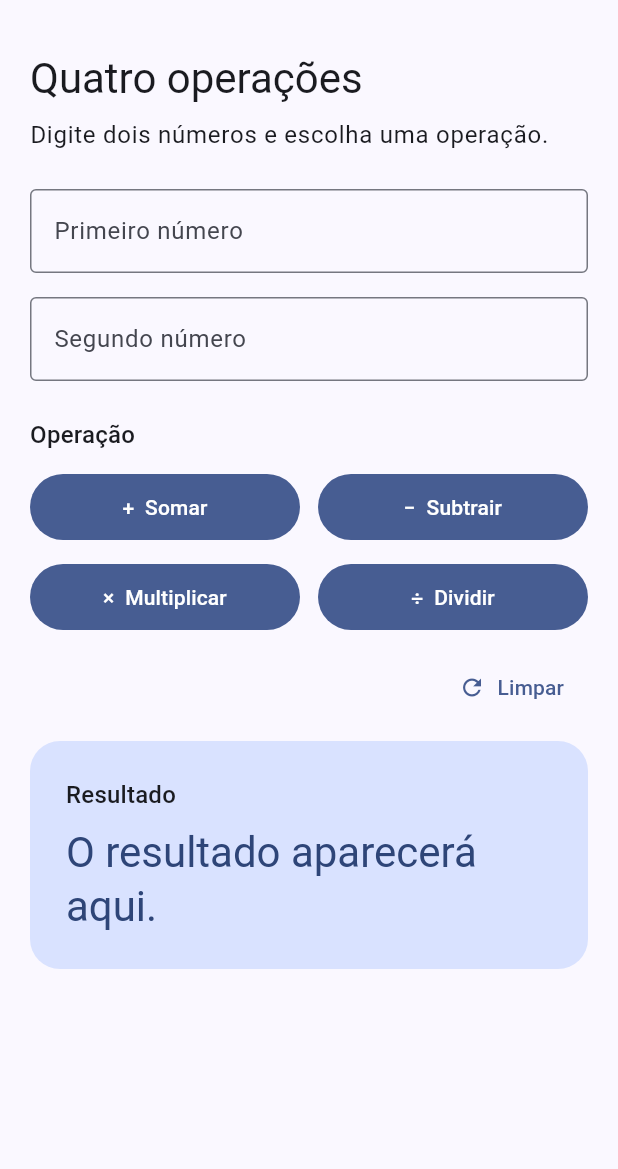
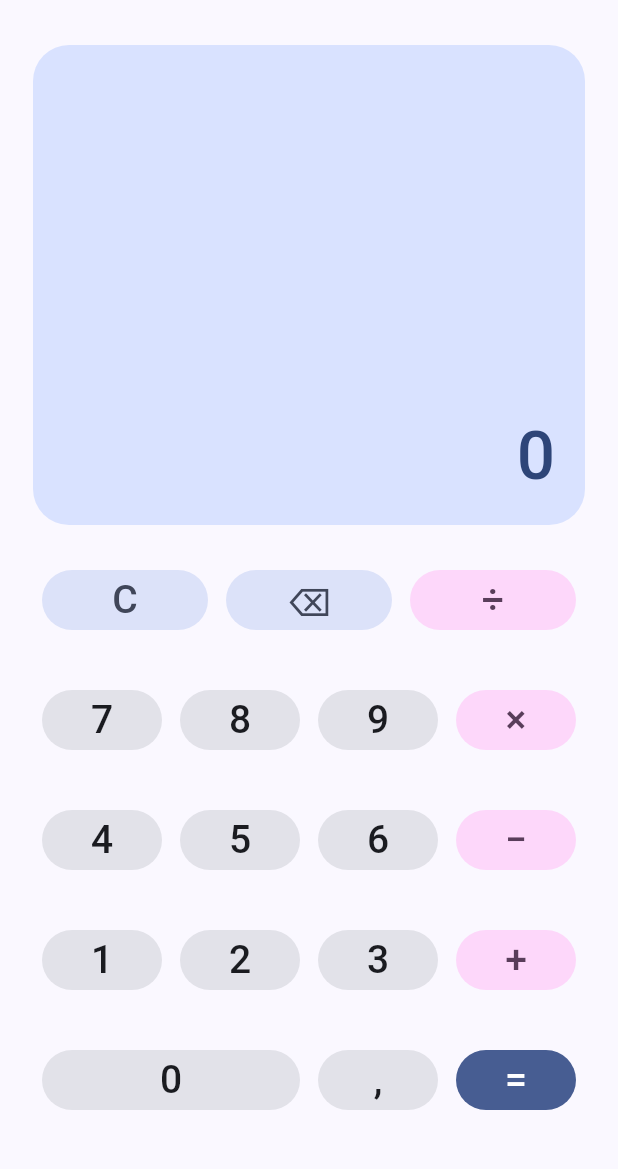
Before and after one commit to Marllonlp/gerenciamento-de-estado, a Flutter app: the screen it shows after launch, on a phone screen of 412 x 824 dp, the part 63-1232 px from its top. Run offline on Flutter 3.47's test engine with Material 3 defaults, Android fonts, the phone set to English and light mode, and no system bars.

Commit message:
Gereciamento de estado

```diff
--- a/lib/calculator/calculator_page.dart
+++ b/lib/calculator/calculator_page.dart
@@ -10,165 +10,127 @@ class CalculatorPage extends StatefulWidget {
 }
 
 class _CalculatorPageState extends State<CalculatorPage> {
-  final _firstController = TextEditingController();
-  final _secondController = TextEditingController();
+  static const _maxDigits = 15;
 
-  CalculationResult? _calculation;
+  String _display = '0'; // número que está sendo digitado / resultado
+  String _expression = ''; // ex.: "12 + "
+  String? _firstOperand;
+  Operation? _operation;
+  bool _startNewNumber = false;
+  String? _error;
 
-  @override
-  void dispose() {
-    _firstController.dispose();
-    _secondController.dispose();
-    super.dispose();
+  void _reset() {
+    _display = '0';
+    _expression = '';
+    _firstOperand = null;
+    _operation = null;
+    _startNewNumber = false;
+    _error = null;
   }
 
-  void _clearOutput() {
-    if (_calculation == null) return;
-    setState(() => _calculation = null);
+  void _showError(String message) {
+    _reset();
+    _error = message;
   }
 
-  void _clearAll() {
-    _firstController.clear();
-    _secondController.clear();
-    setState(() => _calculation = null);
+  // ---------- Ações do teclado ----------
+
+  void _onDigit(String digit) {
+    setState(() {
+      if (_error != null) _reset();
+      if (_startNewNumber || _display == '0') {
+        _display = digit;
+        _startNewNumber = false;
+      } else if (_display.replaceAll(RegExp(r'[-,]'), '').length < _maxDigits) {
+        _display += digit;
+      }
+    });
   }
 
-  void _calculate(Operation operation) {
+  void _onDecimal() {
     setState(() {
-      _calculation = calculate(
-        _firstController.text,
-        _secondController.text,
-        operation,
-      );
+      if (_error != null) _reset();
+      if (_startNewNumber) {
+        _display = '0,';
+        _startNewNumber = false;
+      } else if (!_display.contains(',')) {
+        _display += ',';
+      }
     });
   }
+
+  void _onOperation(Operation operation) {
+    setState(() {
+      if (_error != null) _reset();
+
+      // Encadeamento: 2 + 3 × ... calcula 2 + 3 antes de continuar.
+      if (_firstOperand != null && _operation != null && !_startNewNumber) {
+        final result = calculate(_firstOperand!, _display, _operation!);
+        if (result.error != null) {
+          _showError(result.error!);
+          return;
+        }
+        _display = result.value!;
+      }
+
+      _firstOperand = _display;
+      _operation = operation;
+      _expression = '$_display ${operation.symbol}';
+      _startNewNumber = true;
+    });
+  }
+
+  void _onEquals() {
+    final first = _firstOperand;
+    final operation = _operation;
+    if (first == null || operation == null) return;
+
+    setState(() {
+      final result = calculate(first, _display, operation);
+      if (result.error != null) {
+        _showError(result.error!);
+        return;
+      }
+      _expression = '${result.expression} =';
+      _display = result.value!;
+      _firstOperand = null;
+      _operation = null;
+      _startNewNumber = true;
+    });
+  }
+
+  void _onClear() => setState(_reset);
+
+  void _onBackspace() {
+    if (_error != null) return _onClear();
+    if (_startNewNumber) return;
+    setState(() {
+      _display = _display.length > 1 ? _display.substring(0, _display.length - 1) : '0';
+      if (_display == '-') _display = '0';
+    });
+  }
+
+
+  // ---------- Interface ----------
 
   @override
   Widget build(BuildContext context) {
     final colors = Theme.of(context).colorScheme;
     final textTheme = Theme.of(context).textTheme;
-    final calculation = _calculation;
 
     return Scaffold(
       appBar: AppBar(title: const Text('Calculadora')),
       body: SafeArea(
-        child: SingleChildScrollView(
-          padding: const EdgeInsets.all(20),
-          child: Center(
-            child: ConstrainedBox(
-              constraints: const BoxConstraints(maxWidth: 480),
+        child: Center(
+          child: ConstrainedBox(
+            constraints: const BoxConstraints(maxWidth: 400),
+            child: Padding(
+              padding: const EdgeInsets.all(16),
               child: Column(
-                crossAxisAlignment: CrossAxisAlignment.stretch,
                 children: [
-                  Text('Quatro operações', style: textTheme.headlineMedium),
-                  const SizedBox(height: 8),
-                  Text(
-                    'Digite dois números e escolha uma operação.',
-                    style: textTheme.bodyLarge,
-                  ),
-                  const SizedBox(height: 24),
-                  TextField(
-                    key: const Key('firstNumberField'),
-                    controller: _firstController,
-                    onChanged: (_) => _clearOutput(),
-                    keyboardType: const TextInputType.numberWithOptions(
-                      decimal: true,
-                      signed: true,
-                    ),
-                    textInputAction: TextInputAction.next,
-                    decoration: const InputDecoration(
-                      labelText: 'Primeiro número',
-                      hintText: 'Ex.: 12,5',
-                      border: OutlineInputBorder(),
-                    ),
-                  ),
+                  Expanded(child: _buildDisplay(colors, textTheme)),
                   const SizedBox(height: 16),
-                  TextField(
-                    key: const Key('secondNumberField'),
-                    controller: _secondController,
-                    onChanged: (_) => _clearOutput(),
-                    keyboardType: const TextInputType.numberWithOptions(
-                      decimal: true,
-                      signed: true,
-                    ),
-                    textInputAction: TextInputAction.done,
-                    decoration: const InputDecoration(
-                      labelText: 'Segundo número',
-                      hintText: 'Ex.: 3',
-                      border: OutlineInputBorder(),
-                    ),
-                  ),
-                  const SizedBox(height: 24),
-                  Text('Operação', style: textTheme.titleMedium),
-                  const SizedBox(height: 12),
-                  for (final row in [
-                    [Operation.addition, Operation.subtraction],
-                    [Operation.multiplication, Operation.division],
-                  ]) ...[
-                    Row(
-                      children: [
-                        for (final operation in row) ...[
-                          Expanded(
-                            child: FilledButton(
-                              onPressed: () => _calculate(operation),
-                              child: Padding(
-                                padding: const EdgeInsets.symmetric(
-                                  vertical: 12,
-                                ),
-                                child: Text(
-                                  '${operation.symbol}  ${operation.label}',
-                                  textAlign: TextAlign.center,
-                                ),
-                              ),
-                            ),
-                          ),
-                          if (operation == row.first) const SizedBox(width: 12),
-                        ],
-                      ],
-                    ),
-                    const SizedBox(height: 12),
-                  ],
-                  Align(
-                    alignment: Alignment.centerRight,
-                    child: TextButton.icon(
-                      onPressed: _clearAll,
-                      icon: const Icon(Icons.refresh),
-                      label: const Text('Limpar'),
-                    ),
-                  ),
-                  const SizedBox(height: 12),
-                  Container(
-                    padding: const EdgeInsets.all(24),
-                    decoration: BoxDecoration(
-                      color: colors.primaryContainer,
-                      borderRadius: BorderRadius.circular(20),
-                    ),
-                    child: Column(
-                      crossAxisAlignment: CrossAxisAlignment.start,
-                      children: [
-                        Text('Resultado', style: textTheme.titleMedium),
-                        const SizedBox(height: 8),
-                        if (calculation?.expression != null)
-                          Text(
-                            calculation!.expression!,
-                            style: textTheme.bodyLarge,
-                          ),
-                        Text(
-                          calculation?.error ??
-                              calculation?.value ??
-                              'O resultado aparecerá aqui.',
-                          key: const Key('resultText'),
-                          style: calculation?.error != null
-                              ? textTheme.bodyLarge?.copyWith(
-                                  color: colors.error,
-                                )
-                              : textTheme.headlineMedium?.copyWith(
-                                  color: colors.onPrimaryContainer,
-                                ),
-                        ),
-                      ],
-                    ),
-                  ),
+                  _buildKeypad(),
                 ],
               ),
             ),
@@ -177,4 +139,142 @@ class _CalculatorPageState extends State<CalculatorPage> {
       ),
     );
   }
+
+  Widget _buildDisplay(ColorScheme colors, TextTheme textTheme) {
+    final hasError = _error != null;
+
+    return Container(
+      width: double.infinity,
+      padding: const EdgeInsets.all(20),
+      decoration: BoxDecoration(
+        color: colors.primaryContainer,
+        borderRadius: BorderRadius.circular(24),
+      ),
+      child: Column(
+        mainAxisAlignment: MainAxisAlignment.end,
+        crossAxisAlignment: CrossAxisAlignment.end,
+        children: [
+          Text(
+            _expression,
+            style: textTheme.titleLarge?.copyWith(
+              color: colors.onPrimaryContainer.withValues(alpha: 0.7),
+            ),
+          ),
+          const SizedBox(height: 8),
+          FittedBox(
+            fit: BoxFit.scaleDown,
+            alignment: Alignment.centerRight,
+            child: Text(
+              _error ?? _display,
+              key: const Key('resultText'),
+              maxLines: 1,
+              style: hasError
+                  ? textTheme.titleLarge?.copyWith(color: colors.error)
+                  : textTheme.displayMedium?.copyWith(
+                      color: colors.onPrimaryContainer,
+                      fontWeight: FontWeight.w500,
+                    ),
+            ),
+          ),
+        ],
+      ),
+    );
+  }
+
+  Widget _buildKeypad() {
+    return Column(
+      children: [
+        _row([
+          _key('C', _onClear, type: _KeyType.action),
+          _key('⌫', _onBackspace, type: _KeyType.action),
+          _operationKey(Operation.division),
+        ]),
+        _row([
+          _digitKey('7'),
+          _digitKey('8'),
+          _digitKey('9'),
+          _operationKey(Operation.multiplication),
+        ]),
+        _row([
+          _digitKey('4'),
+          _digitKey('5'),
+          _digitKey('6'),
+          _operationKey(Operation.subtraction),
+        ]),
+        _row([
+          _digitKey('1'),
+          _digitKey('2'),
+          _digitKey('3'),
+          _operationKey(Operation.addition),
+        ]),
+        _row([
+          _digitKey('0', flex: 2),
+          _key(',', _onDecimal),
+          _key('=', _onEquals, type: _KeyType.equals),
+        ]),
+      ],
+    );
+  }
+
+  Widget _row(List<Widget> children) {
+    return Padding(
+      padding: const EdgeInsets.only(bottom: 12),
+      child: SizedBox(height: 68, child: Row(children: children)),
+    );
+  }
+
+  Widget _digitKey(String digit, {int flex = 1}) =>
+      _key(digit, () => _onDigit(digit), flex: flex);
+
+  Widget _operationKey(Operation operation) {
+    final selected = _operation == operation && _startNewNumber;
+    return _key(
+      operation.symbol,
+      () => _onOperation(operation),
+      type: _KeyType.operation,
+      selected: selected,
+    );
+  }
+
+  Widget _key(
+    String label,
+    VoidCallback onPressed, {
+    _KeyType type = _KeyType.number,
+    bool selected = false,
+    int flex = 1,
+  }) {
+    final colors = Theme.of(context).colorScheme;
+
+    final (background, foreground) = switch (type) {
+      _KeyType.number => (colors.surfaceContainerHighest, colors.onSurface),
+      _KeyType.action => (colors.secondaryContainer, colors.onSecondaryContainer),
+      _KeyType.operation => selected
+          ? (colors.primary, colors.onPrimary)
+          : (colors.tertiaryContainer, colors.onTertiaryContainer),
+      _KeyType.equals => (colors.primary, colors.onPrimary),
+    };
+
+    return Expanded(
+      flex: flex,
+      child: Padding(
+        padding: const EdgeInsets.symmetric(horizontal: 6),
+        child: FilledButton(
+          onPressed: onPressed,
+          style: FilledButton.styleFrom(
+            backgroundColor: background,
+            foregroundColor: foreground,
+            shape: RoundedRectangleBorder(
+              borderRadius: BorderRadius.circular(20),
+            ),
+          ),
+          child: Text(
+            label,
+            style: const TextStyle(fontSize: 26, fontWeight: FontWeight.w500),
+          ),
+        ),
+      ),
+    );
+  }
 }
+
+enum _KeyType { number, action, operation, equals }
```
